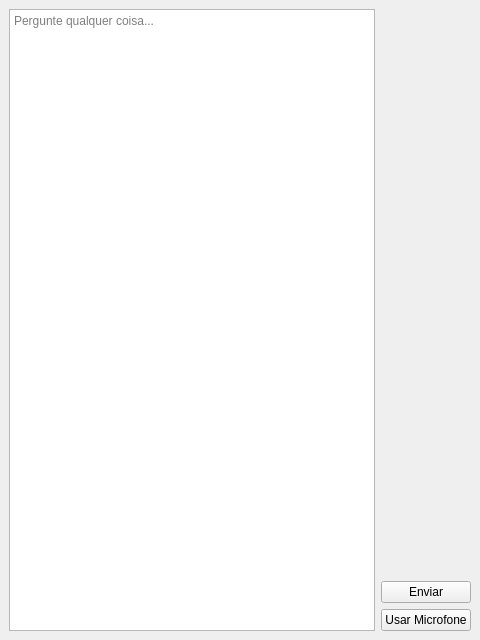
Old version of the form template.ui in the repository elizeubarbosaabreu/assistente_virtual_em_python_com_gemini_ai.
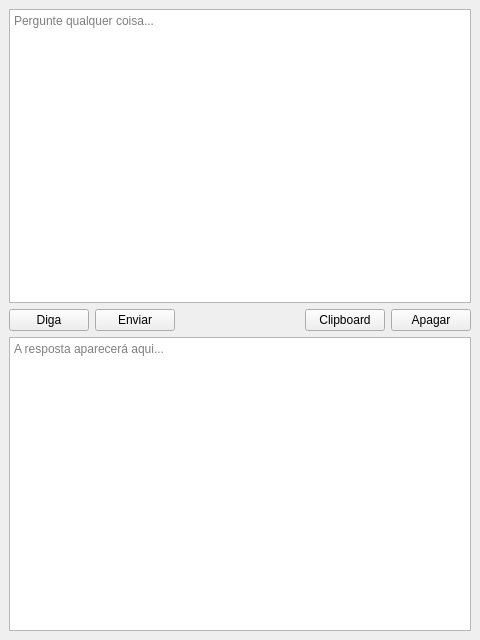
New version of the form. Icons and pictures are not drawn.

Commit message: Melhoria de Interface e Saída em Markdown com possibilidade de cópia

The edit to the form file:
```diff
--- a/template.ui
+++ b/template.ui
@@ -21,46 +21,132 @@
    <double>0.950000000000000</double>
   </property>
   <widget class="QWidget" name="centralwidget">
+   <layout class="QGridLayout" name="gridLayout_2">
+    <item row="0" column="0">
    <layout class="QGridLayout" name="gridLayout">
-    <item row="2" column="1" rowspan="5">
+      <item row="0" column="0">
+       <layout class="QVBoxLayout" name="verticalLayout">
+        <item>
      <widget class="QTextEdit" name="txt_chat">
       <property name="placeholderText">
        <string>Pergunte qualquer coisa...</string>
       </property>
      </widget>
     </item>
-    <item row="6" column="2">
+       </layout>
+      </item>
+      <item row="1" column="0">
+       <layout class="QHBoxLayout" name="horizontalLayout">
+        <item>
      <widget class="QPushButton" name="bt_usar_mic">
       <property name="text">
-       <string>Usar Microfone</string>
+           <string>Diga</string>
+          </property>
+          <property name="icon">
+           <iconset>
+            <normaloff>assets/mic.png</normaloff>assets/mic.png</iconset>
+          </property>
+          <property name="iconSize">
+           <size>
+            <width>32</width>
+            <height>32</height>
+           </size>
+          </property>
+          <property name="shortcut">
+           <string>Ctrl+O</string>
       </property>
      </widget>
     </item>
-    <item row="5" column="2">
+        <item>
      <widget class="QPushButton" name="bt_enviar">
       <property name="text">
        <string>Enviar</string>
       </property>
-     </widget>
-    </item>
-    <item row="2" column="2">
-     <widget class="QLabel" name="label">
-      <property name="maximumSize">
+          <property name="icon">
+           <iconset>
+            <normaloff>assets/assistente.png</normaloff>assets/assistente.png</iconset>
+          </property>
+          <property name="iconSize">
+           <size>
+            <width>32</width>
+            <height>32</height>
+           </size>
+          </property>
+          <property name="shortcut">
+           <string>Ctrl+Return</string>
+          </property>
+         </widget>
+        </item>
+        <item>
+         <spacer name="horizontalSpacer">
+          <property name="orientation">
+           <enum>Qt::Horizontal</enum>
+          </property>
+          <property name="sizeHint" stdset="0">
        <size>
-        <width>150</width>
-        <height>200</height>
-       </size>
-      </property>
+            <width>40</width>
+            <height>20</height>
+           </size>
+          </property>
+         </spacer>
+        </item>
+        <item>
+         <widget class="QPushButton" name="bt_copy">
       <property name="text">
-       <string/>
-      </property>
-      <property name="pixmap">
-       <pixmap>assets/robo.png</pixmap>
-      </property>
-      <property name="scaledContents">
-       <bool>true</bool>
-      </property>
-     </widget>
+           <string>Clipboard</string>
+          </property>
+          <property name="icon">
+           <iconset>
+            <normaloff>assets/copy.png</normaloff>assets/copy.png</iconset>
+          </property>
+          <property name="iconSize">
+           <size>
+            <width>32</width>
+            <height>32</height>
+           </size>
+          </property>
+          <property name="shortcut">
+           <string>Ctrl+C</string>
+          </property>
+         </widget>
+        </item>
+        <item>
+         <widget class="QPushButton" name="bt_erase">
+          <property name="whatsThis">
+           <string>limpar a caixa de texto</string>
+          </property>
+          <property name="text">
+           <string>Apagar</string>
+          </property>
+          <property name="icon">
+           <iconset>
+            <normaloff>assets/eraser.png</normaloff>assets/eraser.png</iconset>
+          </property>
+          <property name="iconSize">
+           <size>
+            <width>32</width>
+            <height>32</height>
+           </size>
+          </property>
+          <property name="shortcut">
+           <string>Ctrl+Del</string>
+          </property>
+         </widget>
+        </item>
+       </layout>
+      </item>
+      <item row="2" column="0">
+       <layout class="QVBoxLayout" name="verticalLayout_2">
+        <item>
+         <widget class="QTextEdit" name="txt_resposta">
+          <property name="placeholderText">
+           <string>A resposta aparecerá aqui...</string>
+          </property>
+         </widget>
+        </item>
+       </layout>
+      </item>
+     </layout>
     </item>
    </layout>
   </widget>
```
Left out of the diff: 8 changed lines with no effect on the pictures. Lines whose indentation alone changed are shown as unchanged. The commit also changes 3 other files.
